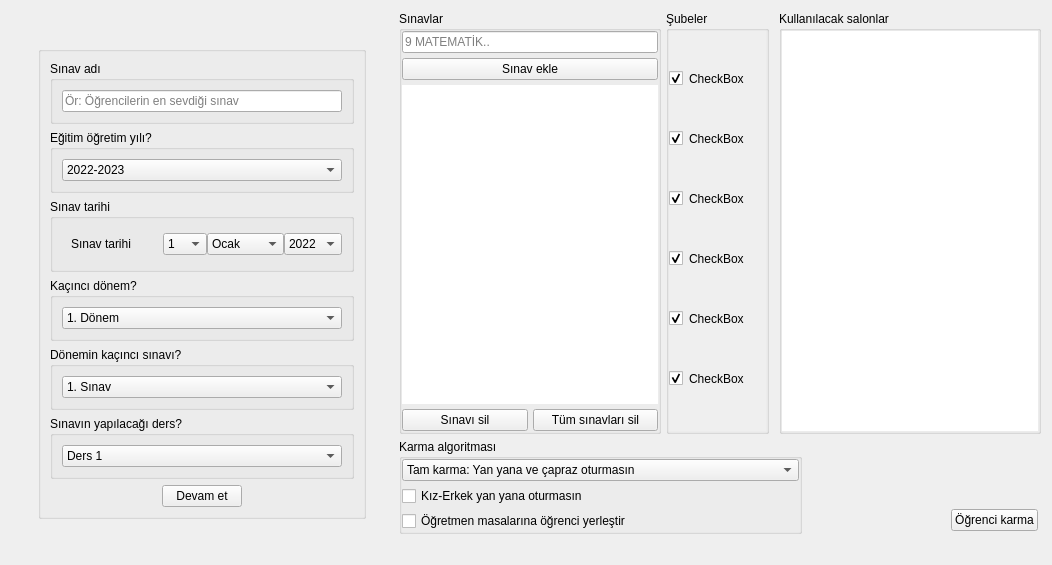
Old version of the form Forms/yeni_sinav_frame_demo.ui in the repository yoseidonn/Kelebek-App.
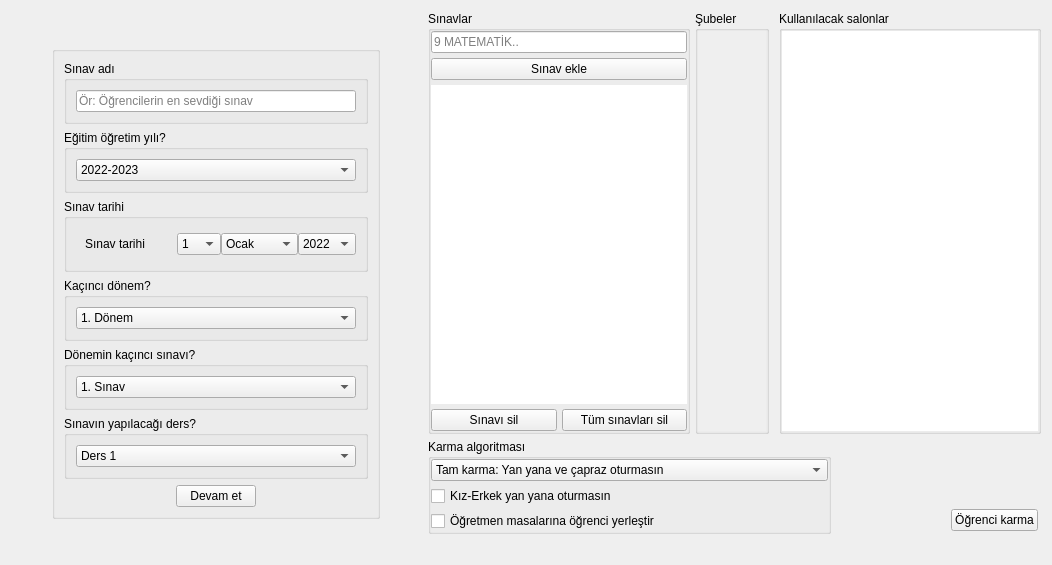
New version of the form.

```diff
--- a/Forms/yeni_sinav_frame_demo.ui
+++ b/Forms/yeni_sinav_frame_demo.ui
@@ -957,213 +957,18 @@
                </property>
                <item>
                 <widget class="QScrollArea" name="scrollArea">
-                 <property name="minimumSize">
-                  <size>
-                   <width>97</width>
-                   <height>389</height>
-                  </size>
-                 </property>
-                 <property name="styleSheet">
-                  <string notr="true">border:none
-</string>
-                 </property>
-                 <property name="frameShape">
-                  <enum>QFrame::StyledPanel</enum>
-                 </property>
-                 <property name="sizeAdjustPolicy">
-                  <enum>QAbstractScrollArea::AdjustIgnored</enum>
-                 </property>
                  <property name="widgetResizable">
                   <bool>true</bool>
                  </property>
-                 <property name="alignment">
-                  <set>Qt::AlignLeading|Qt::AlignLeft|Qt::AlignTop</set>
-                 </property>
                  <widget class="QWidget" name="scrollAreaWidgetContents">
                   <property name="geometry">
                    <rect>
                     <x>0</x>
                     <y>0</y>
-                    <width>97</width>
+                    <width>75</width>
                     <height>389</height>
                    </rect>
                   </property>
-                  <property name="layoutDirection">
-                   <enum>Qt::LeftToRight</enum>
-                  </property>
-                  <property name="autoFillBackground">
-                   <bool>false</bool>
-                  </property>
-                  <layout class="QVBoxLayout" name="verticalLayout_5">
-                   <property name="spacing">
-                    <number>5</number>
-                   </property>
-                   <property name="sizeConstraint">
-                    <enum>QLayout::SetDefaultConstraint</enum>
-                   </property>
-                   <property name="leftMargin">
-                    <number>0</number>
-                   </property>
-                   <property name="topMargin">
-                    <number>0</number>
-                   </property>
-                   <property name="rightMargin">
-                    <number>0</number>
-                   </property>
-                   <property name="bottomMargin">
-                    <number>0</number>
-                   </property>
-                   <item>
-                    <widget class="QCheckBox" name="checkBox">
-                     <property name="enabled">
-                      <bool>true</bool>
-                     </property>
-                     <property name="styleSheet">
-                      <string notr="true"/>
-                     </property>
-                     <property name="text">
-                      <string>CheckBox</string>
-                     </property>
-                     <property name="checkable">
-                      <bool>true</bool>
-                     </property>
-                     <property name="checked">
-                      <bool>true</bool>
-                     </property>
-                     <property name="autoRepeat">
-                      <bool>false</bool>
-                     </property>
-                     <property name="autoExclusive">
-                      <bool>false</bool>
-                     </property>
-                    </widget>
-                   </item>
-                   <item>
-                    <widget class="QCheckBox" name="checkBox_3">
-                     <property name="enabled">
-                      <bool>true</bool>
-                     </property>
-                     <property name="styleSheet">
-                      <string notr="true"/>
-                     </property>
-                     <property name="text">
-                      <string>CheckBox</string>
-                     </property>
-                     <property name="checkable">
-                      <bool>true</bool>
-                     </property>
-                     <property name="checked">
-                      <bool>true</bool>
-                     </property>
-                     <property name="autoRepeat">
-                      <bool>false</bool>
-                     </property>
-                     <property name="autoExclusive">
-                      <bool>false</bool>
-                     </property>
-                    </widget>
-                   </item>
-                   <item>
-                    <widget class="QCheckBox" name="checkBox_5">
-                     <property name="enabled">
-                      <bool>true</bool>
-                     </property>
-                     <property name="styleSheet">
-                      <string notr="true"/>
-                     </property>
-                     <property name="text">
-                      <string>CheckBox</string>
-                     </property>
-                     <property name="checkable">
-                      <bool>true</bool>
-                     </property>
-                     <property name="checked">
-                      <bool>true</bool>
-                     </property>
-                     <property name="autoRepeat">
-                      <bool>false</bool>
-                     </property>
-                     <property name="autoExclusive">
-                      <bool>false</bool>
-                     </property>
-                    </widget>
-                   </item>
-                   <item>
-                    <widget class="QCheckBox" name="checkBox_6">
-                     <property name="enabled">
-                      <bool>true</bool>
-                     </property>
-                     <property name="styleSheet">
-                      <string notr="true"/>
-                     </property>
-                     <property name="text">
-                      <string>CheckBox</string>
-                     </property>
-                     <property name="checkable">
-                      <bool>true</bool>
-                     </property>
-                     <property name="checked">
-                      <bool>true</bool>
-                     </property>
-                     <property name="autoRepeat">
-                      <bool>false</bool>
-                     </property>
-                     <property name="autoExclusive">
-                      <bool>false</bool>
-                     </property>
-                    </widget>
-                   </item>
-                   <item>
-                    <widget class="QCheckBox" name="checkBox_4">
-                     <property name="enabled">
-                      <bool>true</bool>
-                     </property>
-                     <property name="styleSheet">
-                      <string notr="true"/>
-                     </property>
-                     <property name="text">
-                      <string>CheckBox</string>
-                     </property>
-                     <property name="checkable">
-                      <bool>true</bool>
-                     </property>
-                     <property name="checked">
-                      <bool>true</bool>
-                     </property>
-                     <property name="autoRepeat">
-                      <bool>false</bool>
-                     </property>
-                     <property name="autoExclusive">
-                      <bool>false</bool>
-                     </property>
-                    </widget>
-                   </item>
-                   <item>
-                    <widget class="QCheckBox" name="checkBox_2">
-                     <property name="enabled">
-                      <bool>true</bool>
-                     </property>
-                     <property name="styleSheet">
-                      <string notr="true"/>
-                     </property>
-                     <property name="text">
-                      <string>CheckBox</string>
-                     </property>
-                     <property name="checkable">
-                      <bool>true</bool>
-                     </property>
-                     <property name="checked">
-                      <bool>true</bool>
-                     </property>
-                     <property name="autoRepeat">
-                      <bool>false</bool>
-                     </property>
-                     <property name="autoExclusive">
-                      <bool>false</bool>
-                     </property>
-                    </widget>
-                   </item>
-                  </layout>
                  </widget>
                 </widget>
                </item>
```
Left out of the diff: 2 changed lines with no effect on the pictures.
